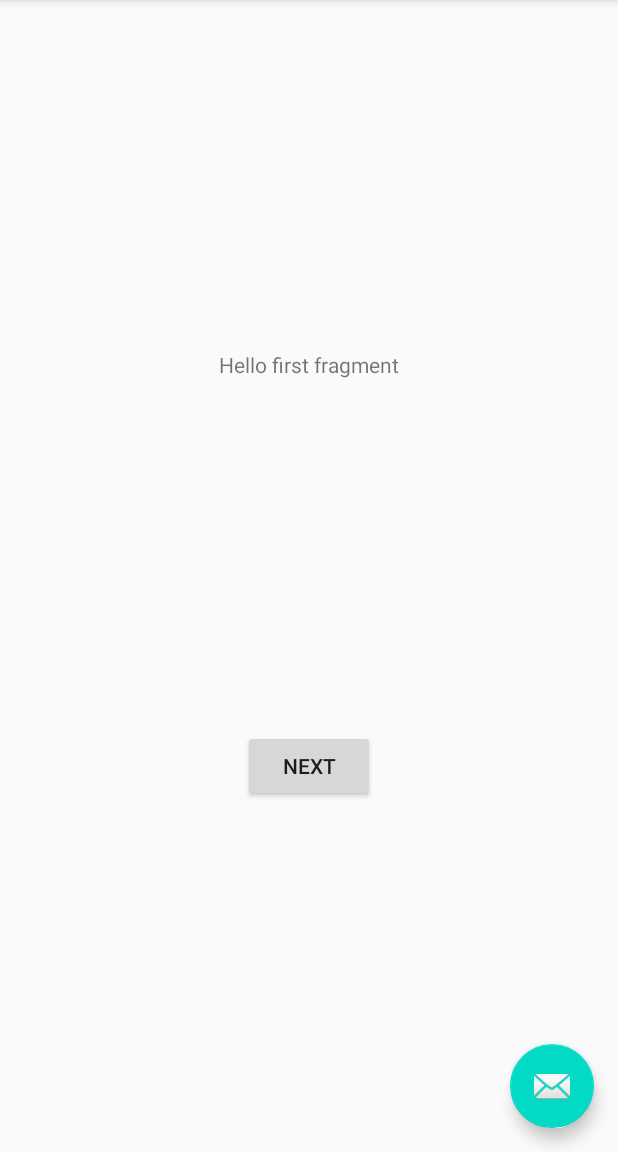
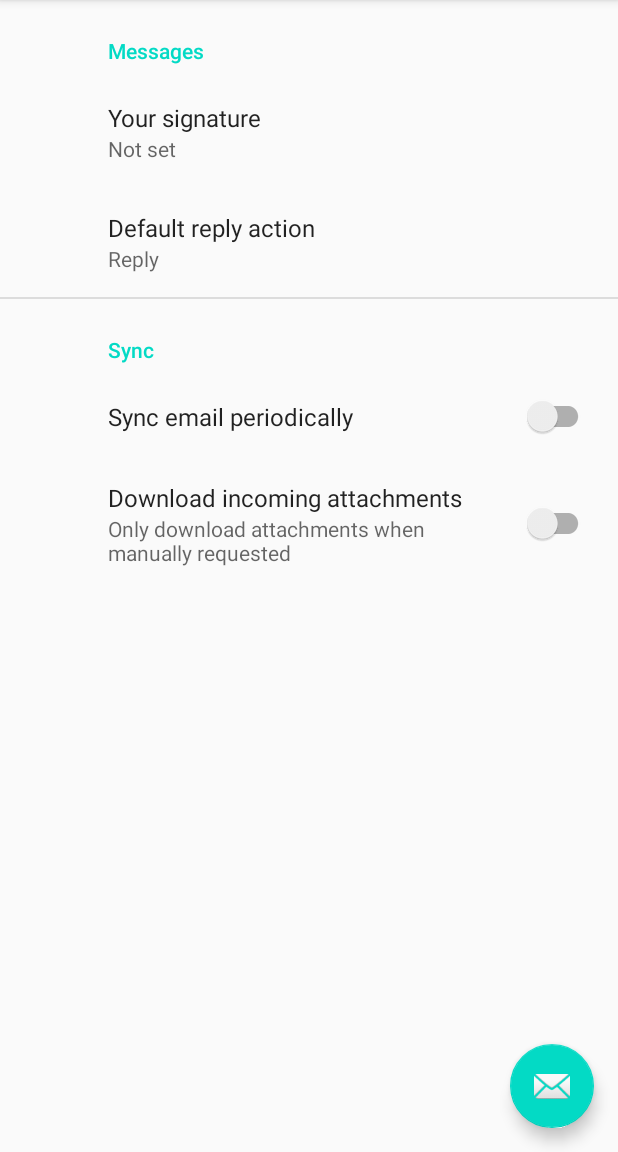
Before and after one commit to z589app/rmini_mod, an Android app: the screen it shows after launch (MainActivity), in the options menu, after a tap on "Settings", on a phone screen of 412 x 824 dp, the part 84-1236 px from its top. Run offline under Robolectric (Android 15) with nearby library versions, the phone set to English and light mode, and no system bars; our stand-ins replace androidx.preference.

Commit message:
kari, pref

```diff
--- a/app/build.gradle
+++ b/app/build.gradle
@@ -46,6 +46,7 @@ dependencies {
     implementation 'androidx.constraintlayout:constraintlayout:1.1.3'
     implementation 'androidx.navigation:navigation-fragment-ktx:2.1.0'
     implementation 'androidx.navigation:navigation-ui-ktx:2.1.0'
+    implementation 'androidx.preference:preference:1.1.1'
     testImplementation 'junit:junit:4.12'
     androidTestImplementation 'androidx.test.ext:junit:1.1.1'
     androidTestImplementation 'androidx.test.espresso:espresso-core:3.2.0'
--- a/app/src/main/java/com/z589app/rmini_mod/MainActivity.kt
+++ b/app/src/main/java/com/z589app/rmini_mod/MainActivity.kt
@@ -1,12 +1,13 @@
 package com.z589app.rmini_mod
 
 import android.os.Bundle
+import android.util.Log
 import com.google.android.material.floatingactionbutton.FloatingActionButton
 import com.google.android.material.snackbar.Snackbar
 import androidx.appcompat.app.AppCompatActivity
 import android.view.Menu
 import android.view.MenuItem
-import com.z589app.rmini_mod.R
+import androidx.navigation.fragment.findNavController
 
 class MainActivity : AppCompatActivity() {
 
@@ -32,8 +33,14 @@ class MainActivity : AppCompatActivity() {
         // automatically handle clicks on the Home/Up button, so long
         // as you specify a parent activity in AndroidManifest.xml.
         return when (item.itemId) {
-            R.id.action_settings -> true
+            R.id.action_settings -> {
+                Log.d("ZK", R.id.action_to_SettingFragment.toString())
+                Log.d("ZK", supportFragmentManager.primaryNavigationFragment?.id.toString())
+                supportFragmentManager.primaryNavigationFragment?.findNavController()?.navigate(R.id.action_to_SettingFragment)
+                true
+            }
             else -> super.onOptionsItemSelected(item)
         }
     }
+
 }
--- /dev/null
+++ b/app/src/main/java/com/z589app/rmini_mod/SettingsFragment.kt
@@ -0,0 +1,11 @@
+package com.z589app.rmini_mod
+
+import android.os.Bundle
+import androidx.preference.PreferenceFragmentCompat
+
+class SettingsFragment : PreferenceFragmentCompat() {
+
+    override fun onCreatePreferences(savedInstanceState: Bundle?, rootKey: String?) {
+        setPreferencesFromResource(R.xml.root_preferences, rootKey)
+    }
+}
--- a/app/src/main/res/navigation/nav_graph.xml
+++ b/app/src/main/res/navigation/nav_graph.xml
@@ -14,6 +14,9 @@
         <action
             android:id="@+id/action_FirstFragment_to_SecondFragment"
             app:destination="@id/SecondFragment" />
+        <action
+            android:id="@+id/action_to_SettingFragment"
+            app:destination="@id/SettingsFragment" />
     </fragment>
     <fragment
         android:id="@+id/SecondFragment"
@@ -24,5 +27,20 @@
         <action
             android:id="@+id/action_SecondFragment_to_FirstFragment"
             app:destination="@id/FirstFragment" />
+        <action
+            android:id="@+id/action_to_SettingFragment"
+            app:destination="@id/SettingsFragment" />
+    </fragment>
+    <fragment
+        android:id="@+id/SettingsFragment"
+        android:name="com.z589app.rmini_mod.SettingsFragment"
+        android:label="@string/settings_fragment_label">
+
+        <action
+            android:id="@+id/action_SettingsFragment_to_FirstFragment"
+            app:destination="@id/FirstFragment" />
+        <action
+            android:id="@+id/action_to_SettingFragment"
+            app:destination="@id/SettingsFragment" />
     </fragment>
 </navigation>
--- /dev/null
+++ b/app/src/main/res/values/arrays.xml
@@ -0,0 +1,12 @@
+<resources>
+    <!-- Reply Preference -->
+    <string-array name="reply_entries">
+        <item>Reply</item>
+        <item>Reply to all</item>
+    </string-array>
+
+    <string-array name="reply_values">
+        <item>reply</item>
+        <item>reply_all</item>
+    </string-array>
+</resources>
--- a/app/src/main/res/values/strings.xml
+++ b/app/src/main/res/values/strings.xml
@@ -9,4 +9,19 @@
 
     <string name="hello_first_fragment">Hello first fragment</string>
     <string name="hello_second_fragment">Hello second fragment. Arg: %1$s</string>
+    <!-- Preference Titles -->
+    <string name="messages_header">Messages</string>
+    <string name="sync_header">Sync</string>
+
+    <!-- Messages Preferences -->
+    <string name="signature_title">Your signature</string>
+    <string name="reply_title">Default reply action</string>
+
+    <!-- Sync Preferences -->
+    <string name="sync_title">Sync email periodically</string>
+    <string name="attachment_title">Download incoming attachments</string>
+    <string name="attachment_summary_on">Automatically download attachments for incoming emails
+    </string>
+    <string name="attachment_summary_off">Only download attachments when manually requested</string>
+    <string name="settings_fragment_label">Settings</string>
 </resources>
--- /dev/null
+++ b/app/src/main/res/xml/root_preferences.xml
@@ -0,0 +1,35 @@
+<PreferenceScreen xmlns:app="http://schemas.android.com/apk/res-auto">
+
+    <PreferenceCategory app:title="@string/messages_header">
+
+        <EditTextPreference
+            app:key="signature"
+            app:title="@string/signature_title"
+            app:useSimpleSummaryProvider="true" />
+
+        <ListPreference
+            app:defaultValue="reply"
+            app:entries="@array/reply_entries"
+            app:entryValues="@array/reply_values"
+            app:key="reply"
+            app:title="@string/reply_title"
+            app:useSimpleSummaryProvider="true" />
+
+    </PreferenceCategory>
+
+    <PreferenceCategory app:title="@string/sync_header">
+
+        <SwitchPreferenceCompat
+            app:key="sync"
+            app:title="@string/sync_title" />
+
+        <SwitchPreferenceCompat
+            app:dependency="sync"
+            app:key="attachment"
+            app:summaryOff="@string/attachment_summary_off"
+            app:summaryOn="@string/attachment_summary_on"
+            app:title="@string/attachment_title" />
+
+    </PreferenceCategory>
+
+</PreferenceScreen>
```
